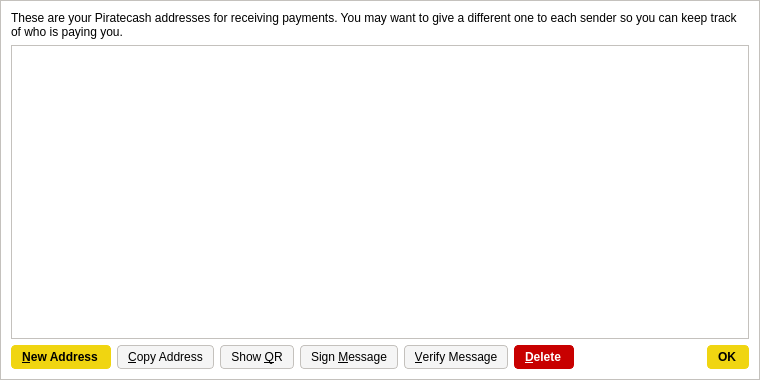
First picture: the form in src/qt/forms/addressbookpage.ui, repository piratecash/piratecash, before the edit.
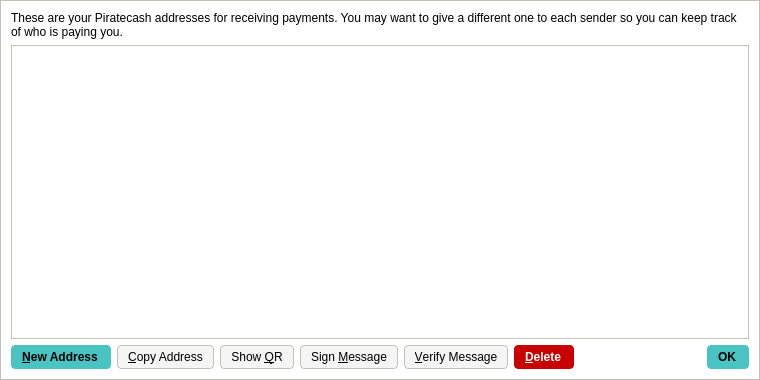
Second picture: the form after the edit.

```diff
--- a/src/qt/forms/addressbookpage.ui
+++ b/src/qt/forms/addressbookpage.ui
@@ -67,10 +67,10 @@
         <string>Create a new address</string>
        </property>
        <property name="styleSheet">
-        <string notr="true">background-color: rgb(240, 213, 17);
+        <string notr="true">background-color: rgb(74, 195, 195);
 color: rgb(0,0,0);
 border-radius: 4px;
-border-color:  rgb(240, 213, 17);
+border-color:  rgb(74, 195, 195);
 font-weight: 600;
 padding: 4px;
 padding-left: 10px;
@@ -198,10 +198,10 @@
         </sizepolicy>
        </property>
        <property name="styleSheet">
-        <string notr="true">background-color: rgb(240, 213, 17);
+        <string notr="true">background-color: rgb(74, 195, 195);
 color: rgb(0,0,0);
 border-radius: 4px;
-border-color:  rgb(240, 213, 17);
+border-color:  rgb(74, 195, 195);
 font-weight: 600;
 padding: 4px;
 padding-left: 10px;
```
